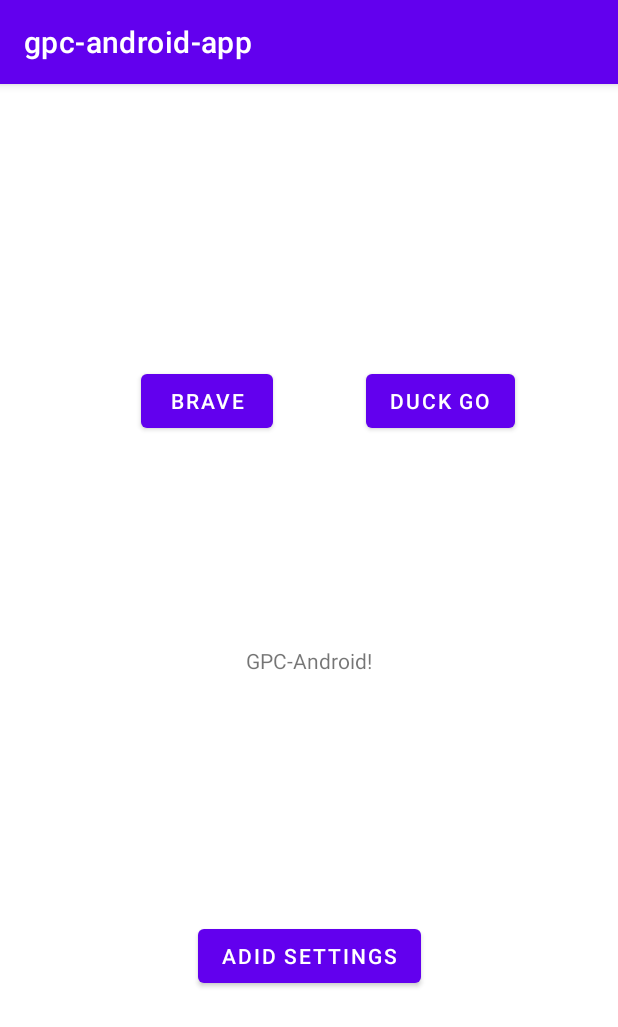
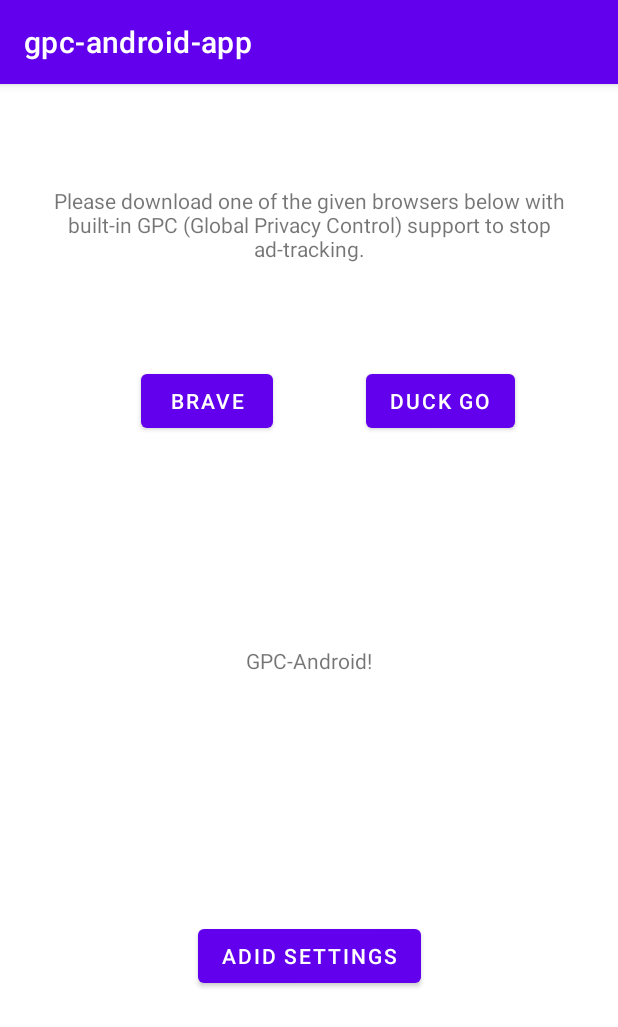
Before and after one commit to privacy-tech-lab/gpc-android, an Android app: the screen it shows after launch (MainActivity), on a phone screen of 412 x 824 dp. Shown: the top 1027 px of the screen. Run offline under Robolectric (Android 15) with nearby library versions, the phone set to English and light mode, and no system bars; our stand-ins replace AdMob.

Commit message:
added instructions for downloading gpc-browsers

```diff
--- a/gpc-android-app/app/src/main/res/layout/activity_main.xml
+++ b/gpc-android-app/app/src/main/res/layout/activity_main.xml
@@ -50,4 +50,16 @@
         app:layout_constraintTop_toTopOf="parent"
         app:layout_constraintVertical_bias="0.26" />
 
+    <TextView
+        android:id="@+id/browser_instructions"
+        android:layout_width="wrap_content"
+        android:layout_height="wrap_content"
+        android:paddingHorizontal="20dp"
+        android:text="Please download one of the given browsers below with built-in GPC (Global Privacy Control) support to stop ad-tracking."
+        android:textAlignment="center"
+        app:layout_constraintBottom_toTopOf="@+id/brave_btn"
+        app:layout_constraintEnd_toEndOf="parent"
+        app:layout_constraintStart_toStartOf="parent"
+        app:layout_constraintTop_toTopOf="parent" />
+
 </androidx.constraintlayout.widget.ConstraintLayout>
```
